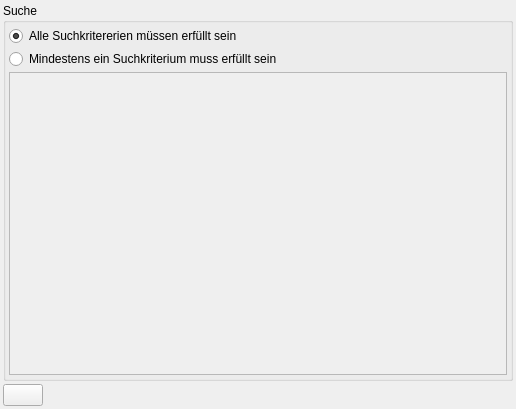
The window that guilibraries/wmsgui/src/misc/CwmsSearchWidgetIf.ui (WOGRA-AG/wms) describes before a commit, drawn with Qt 5.
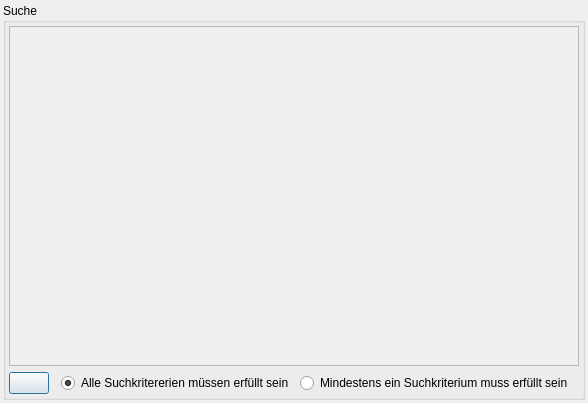
The same window after the commit. Icons and pictures are not drawn.

What changed in the file:
```diff
--- a/guilibraries/wmsgui/src/misc/CwmsSearchWidgetIf.ui
+++ b/guilibraries/wmsgui/src/misc/CwmsSearchWidgetIf.ui
@@ -6,17 +6,14 @@
    <rect>
     <x>0</x>
     <y>0</y>
-    <width>516</width>
-    <height>409</height>
+    <width>568</width>
+    <height>403</height>
    </rect>
   </property>
   <property name="windowTitle">
    <string>CwmsSearchWidgetIf</string>
   </property>
-  <layout class="QVBoxLayout" name="verticalLayout_2">
-   <property name="spacing">
-    <number>3</number>
-   </property>
+  <layout class="QVBoxLayout" name="verticalLayout">
    <property name="leftMargin">
     <number>3</number>
    </property>
@@ -34,10 +31,7 @@
      <property name="title">
       <string>Suche</string>
      </property>
-     <layout class="QVBoxLayout" name="verticalLayout">
-      <property name="spacing">
-       <number>3</number>
-      </property>
+     <layout class="QGridLayout" name="gridLayout">
       <property name="leftMargin">
        <number>3</number>
       </property>
@@ -50,24 +44,34 @@
       <property name="bottomMargin">
        <number>3</number>
       </property>
-      <item>
-       <widget class="QRadioButton" name="m_pqrbLogicAnd">
+      <item row="2" column="0">
+       <widget class="QPushButton" name="m_pqpbSearch">
         <property name="text">
-         <string>Alle Suchkritererien müssen erfüllt sein</string>
+         <string/>
         </property>
-        <property name="checked">
+        <property name="icon">
+         <iconset resource="wmsgui.qrc">
+          <normaloff>:/icons/print-preview.png</normaloff>:/icons/print-preview.png</iconset>
+        </property>
+        <property name="iconSize">
+         <size>
+          <width>24</width>
+          <height>24</height>
+         </size>
+        </property>
+        <property name="default">
          <bool>true</bool>
         </property>
        </widget>
       </item>
-      <item>
+      <item row="2" column="3">
        <widget class="QRadioButton" name="m_pqrbLogicOr">
         <property name="text">
          <string>Mindestens ein Suchkriterium muss erfüllt sein</string>
         </property>
        </widget>
       </item>
-      <item>
+      <item row="0" column="0" colspan="5">
        <widget class="QScrollArea" name="m_pqScrollArea">
         <property name="widgetResizable">
          <bool>true</bool>
@@ -77,36 +81,24 @@
           <rect>
            <x>0</x>
            <y>0</y>
-           <width>500</width>
-           <height>303</height>
+           <width>552</width>
+           <height>336</height>
           </rect>
          </property>
         </widget>
        </widget>
       </item>
-     </layout>
-    </widget>
-   </item>
-   <item>
-    <layout class="QHBoxLayout" name="horizontalLayout">
-     <item>
-      <widget class="QPushButton" name="m_pqpbSearch">
+      <item row="2" column="2">
+       <widget class="QRadioButton" name="m_pqrbLogicAnd">
        <property name="text">
-        <string/>
-       </property>
-       <property name="icon">
-        <iconset resource="wmsgui.qrc">
-         <normaloff>:/icons/print-preview.png</normaloff>:/icons/print-preview.png</iconset>
-       </property>
-       <property name="iconSize">
-        <size>
-         <width>24</width>
-         <height>24</height>
-        </size>
+         <string>Alle Suchkritererien müssen erfüllt sein</string>
+        </property>
+        <property name="checked">
+         <bool>true</bool>
        </property>
       </widget>
      </item>
-     <item>
+      <item row="2" column="1">
       <spacer name="horizontalSpacer">
        <property name="orientation">
         <enum>Qt::Horizontal</enum>
@@ -120,6 +112,7 @@
       </spacer>
      </item>
     </layout>
+    </widget>
    </item>
   </layout>
  </widget>
```
Lines whose indentation alone changed are shown as unchanged.
